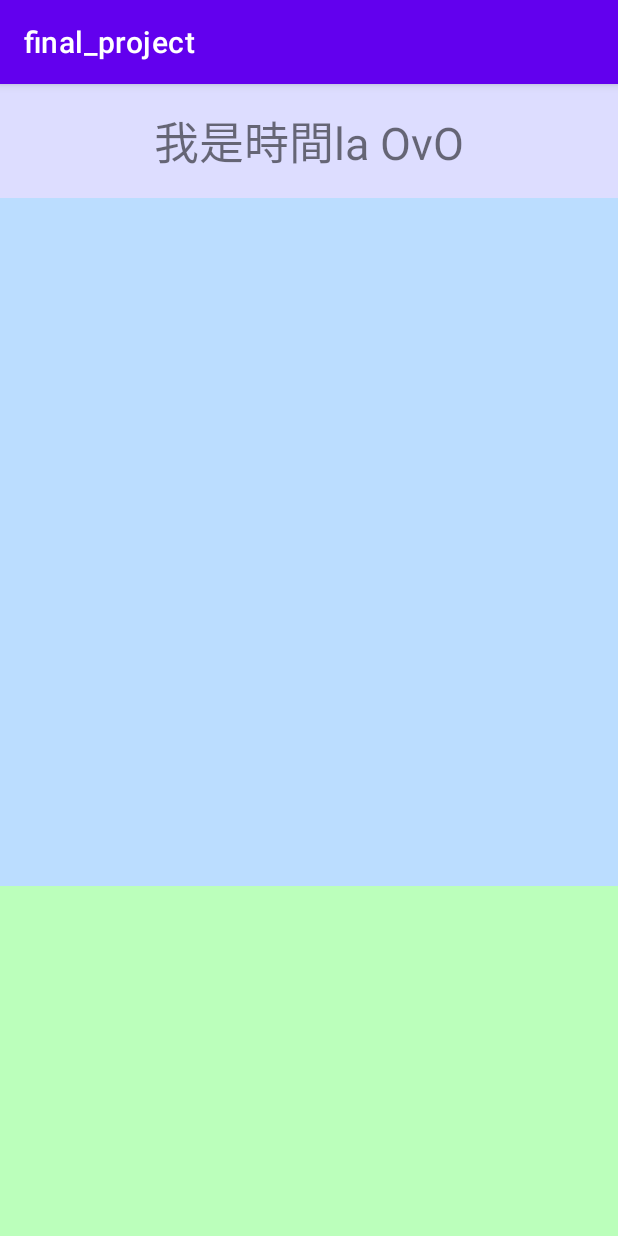
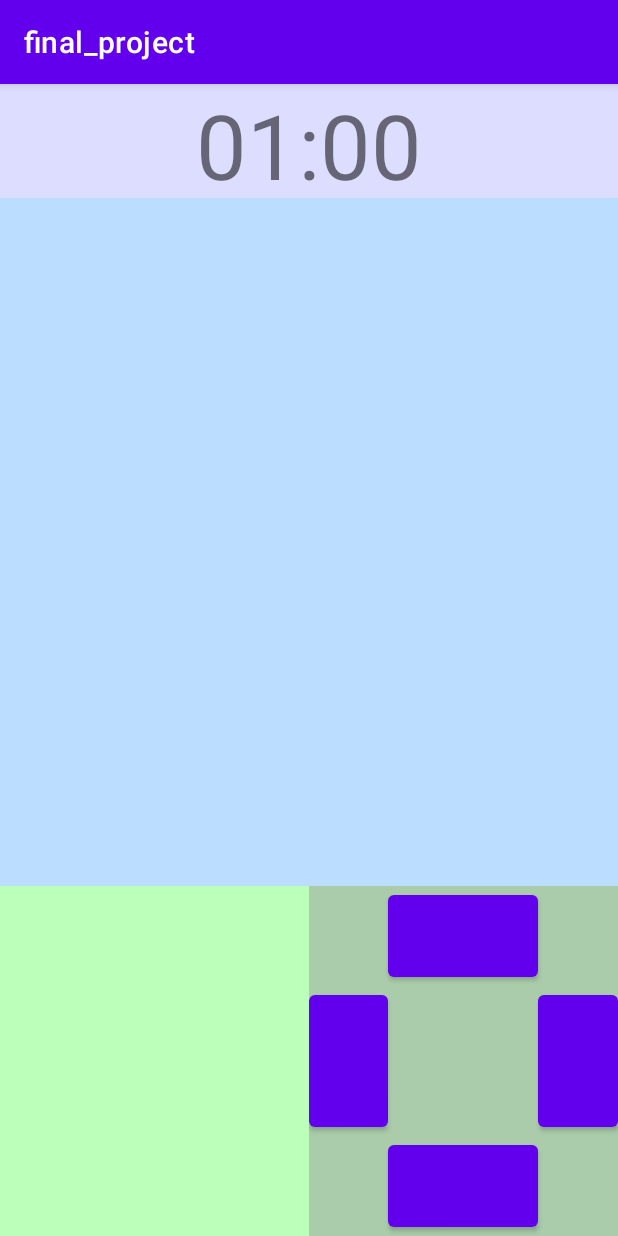
Before and after one commit to Octopus1031/app-project, an Android app: the screen it shows after launch (MainActivity), on a phone screen of 412 x 824 dp. Run offline under Robolectric (Android 15) with nearby library versions, the phone set to English and light mode, and no system bars.

Commit message:
layout v2

```diff
--- a/final_project/app/src/main/res/layout/activity_main.xml
+++ b/final_project/app/src/main/res/layout/activity_main.xml
@@ -18,8 +18,8 @@
             android:id="@+id/tvTime"
             android:layout_width='wrap_content'
             android:layout_height='wrap_content'
-            android:text='我是時間la OvO'
-            android:textSize='30dp'
+            android:text='01:00'
+            android:textSize='60dp'
             android:layout_gravity="center" />
     </LinearLayout>
 
@@ -33,13 +33,53 @@
 
     <LinearLayout
         android:id='@+id/bottomView'
-        android:orientation="vertical"
+        android:orientation="horizontal"
         android:layout_width="match_parent"
         android:layout_height="3dp"
         android:background="#bbffbb"
         android:layout_alignParentBottom="true"
         android:layout_weight="3"
         >
+        <!--透明底-->
+        <RelativeLayout
+            android:layout_width="0dp"
+            android:layout_height="match_parent"
+            android:layout_weight='1'>
+
+        </RelativeLayout>
+        <RelativeLayout
+            android:layout_width="0dp"
+            android:layout_height="match_parent"
+            android:layout_weight='1'
+            android:background="#aaccaa">
+            <Button
+                android:id="@+id/butCenter"
+                android:layout_width="150px"
+                android:layout_height="150px"
+                android:background='#00000000'
+                android:layout_centerInParent="true"/>
+            <Button
+                android:layout_width="150px"
+                android:layout_height="150px"
+                android:layout_centerHorizontal="true"
+                android:layout_below="@+id/butCenter"/>
+            <Button
+                android:layout_width="150px"
+                android:layout_height="150px"
+                android:layout_centerHorizontal="true"
+                android:layout_above="@+id/butCenter"/>
+            <Button
+                android:layout_width="150px"
+                android:layout_height="150px"
+                android:layout_centerVertical="true"
+                android:layout_toLeftOf="@+id/butCenter"/>
+            <Button
+                android:layout_width="150px"
+                android:layout_height="150px"
+                android:layout_centerVertical="true"
+                android:layout_toRightOf="@+id/butCenter"/>
+
+        </RelativeLayout>
 
     </LinearLayout>
 
```
Also changed, not shown: 1 other file.
